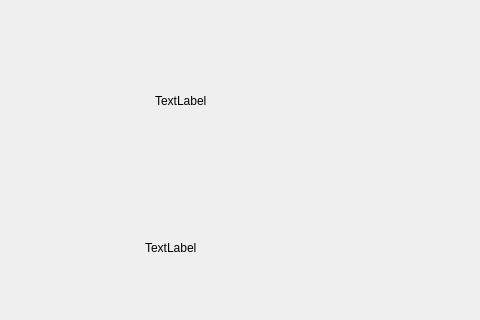
Before: the Qt Designer form ProjectHiawatha/cityscreen.ui in Alex-BusNet/ProjectHiawatha, drawn with Qt 5; both pictures show x 475 to 955 and y 0 to 320 of the 955 by 451 pixel window.
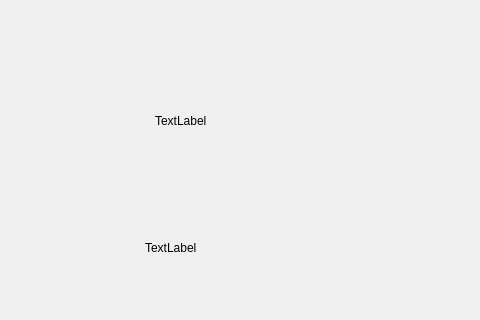
After: the same form once the commit is applied.

Commit message: Made Picture bigger

```diff
--- a/ProjectHiawatha/cityscreen.ui
+++ b/ProjectHiawatha/cityscreen.ui
@@ -28,8 +28,8 @@
     <rect>
      <x>630</x>
      <y>50</y>
-     <width>141</width>
-     <height>101</height>
+     <width>291</width>
+     <height>141</height>
     </rect>
    </property>
    <property name="text">
```
